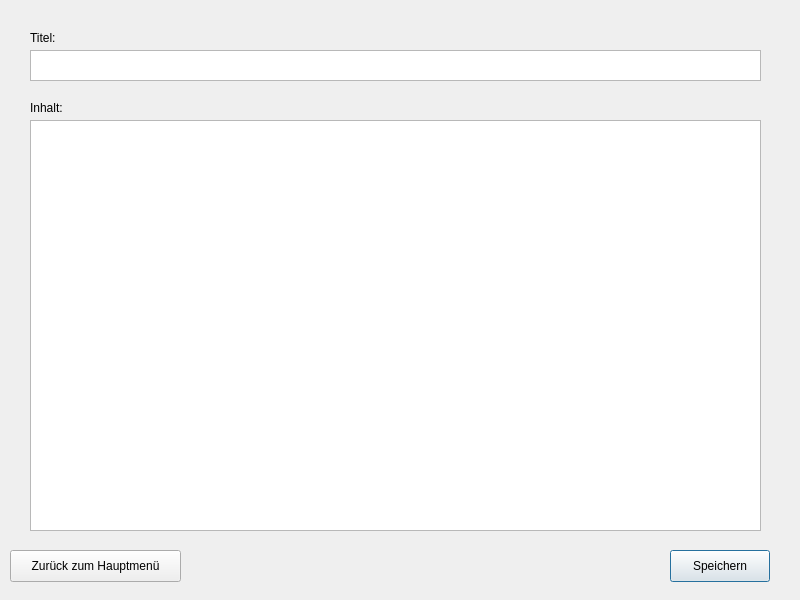
Qt form detaileditnote.ui (as070700/Noteapp) before a commit.
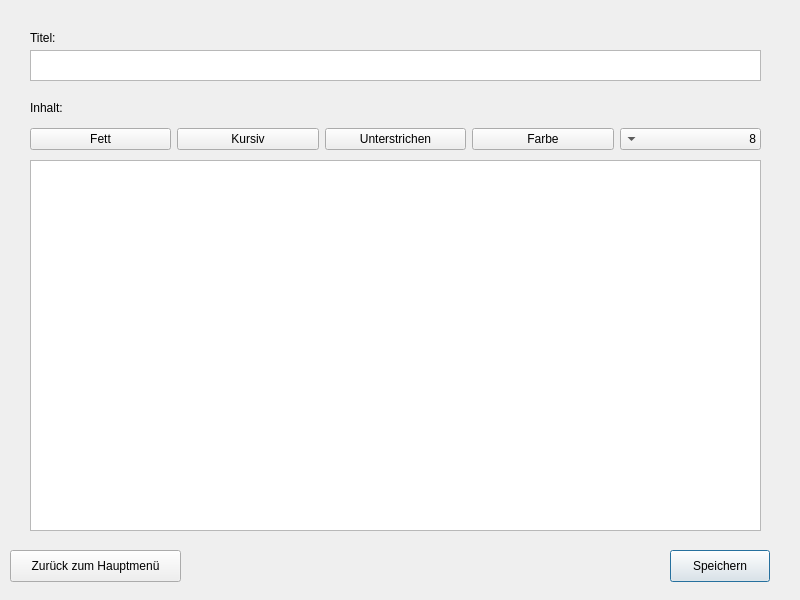
The same form after that commit.

Patch:
```diff
--- a/detaileditnote.ui
+++ b/detaileditnote.ui
@@ -13,6 +13,9 @@
   <property name="windowTitle">
    <string>Detail Edit Note</string>
   </property>
+  <property name="layoutDirection">
+   <enum>Qt::LayoutDirection::RightToLeft</enum>
+  </property>
   <widget class="QTextEdit" name="title_textEdit_detaileditnote">
    <property name="geometry">
     <rect>
@@ -27,9 +30,9 @@
    <property name="geometry">
     <rect>
      <x>30</x>
-     <y>120</y>
+     <y>160</y>
      <width>731</width>
-     <height>411</height>
+     <height>371</height>
     </rect>
    </property>
   </widget>
@@ -85,6 +88,85 @@
     <string>Inhalt:</string>
    </property>
   </widget>
+  <widget class="QWidget" name="horizontalLayoutWidget">
+   <property name="geometry">
+    <rect>
+     <x>30</x>
+     <y>120</y>
+     <width>731</width>
+     <height>38</height>
+    </rect>
+   </property>
+   <layout class="QHBoxLayout" name="formatting_detaileditnote">
+    <item>
+     <widget class="QComboBox" name="fontSizeComboBox_detaileditnote">
+      <item>
+       <property name="text">
+        <string>8</string>
+       </property>
+      </item>
+      <item>
+       <property name="text">
+        <string>10</string>
+       </property>
+      </item>
+      <item>
+       <property name="text">
+        <string>12</string>
+       </property>
+      </item>
+      <item>
+       <property name="text">
+        <string>14</string>
+       </property>
+      </item>
+      <item>
+       <property name="text">
+        <string>16</string>
+       </property>
+      </item>
+      <item>
+       <property name="text">
+        <string>18</string>
+       </property>
+      </item>
+      <item>
+       <property name="text">
+        <string>20</string>
+       </property>
+      </item>
+     </widget>
+    </item>
+    <item>
+     <widget class="QPushButton" name="colorButton_detaileditnote">
+      <property name="text">
+       <string>Farbe</string>
+      </property>
+     </widget>
+    </item>
+    <item>
+     <widget class="QPushButton" name="underlineButton_detaileditnote">
+      <property name="text">
+       <string>Unterstrichen</string>
+      </property>
+     </widget>
+    </item>
+    <item>
+     <widget class="QPushButton" name="italicButton_detaileditnote">
+      <property name="text">
+       <string>Kursiv</string>
+      </property>
+     </widget>
+    </item>
+    <item>
+     <widget class="QPushButton" name="boldButton_detaileditnote">
+      <property name="text">
+       <string>Fett</string>
+      </property>
+     </widget>
+    </item>
+   </layout>
+  </widget>
  </widget>
  <resources/>
  <connections/>
```
